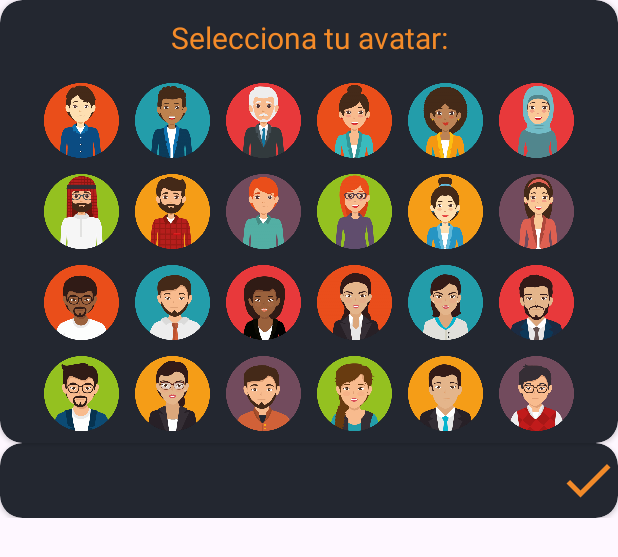
After one commit to proyectoatm/Cajeros, an Android app: the layout avatar_selector.xml on its own in the app's theme, with its tools: preview values and no code run, on a phone screen of 412 x 824 dp. The commit adds this screen. Shown: the top 557 px of the screen. Run offline under Robolectric (Android 15) with nearby library versions, the light colour scheme and no system bars.

Commit message:
botones dialog avatares mejorados

```diff
--- a/app/src/main/java/com/example/cajeros/Splash.kt
+++ b/app/src/main/java/com/example/cajeros/Splash.kt
@@ -42,9 +42,7 @@ class Splash : AppCompatActivity() {
                 val alertbuilder = AlertDialog.Builder(this@Splash)
                 alertbuilder.setTitle("No hay internet")
                 alertbuilder.setMessage("Por favor, activa el internet")
-                alertbuilder.setPositiveButton(
-                    "OK"
-                ) { dialogInterface, i -> finish() }
+                alertbuilder.setPositiveButton("OK") { dialogInterface, i -> finish() }
                 val dialog = alertbuilder.show()
                 dialog.setCancelable(false)
                 dialog.setCanceledOnTouchOutside(false)
--- /dev/null
+++ b/app/src/main/java/com/example/cajeros/data/model/User.kt
@@ -0,0 +1,3 @@
+package com.example.cajeros.data.model
+
+data class User(val email: String = "", val avatar: String = "")
--- a/app/src/main/java/com/example/cajeros/ui/mapa/MapFragment.kt
+++ b/app/src/main/java/com/example/cajeros/ui/mapa/MapFragment.kt
@@ -63,6 +63,7 @@ class MapFragment : Fragment(), OnMapReadyCallback {
     //AGREGAR FUNCIONES AL MAPA DENTRO DE ESTE METODO
     override fun onMapReady(p0: GoogleMap) {
         mMap = p0
+        mMap.setMapType(GoogleMap.MAP_TYPE_TERRAIN)//testeo de tipo de mapa
         enableLocation()
         fusedLocationClient = LocationServices.getFusedLocationProviderClient(this.requireActivity().applicationContext)
         fusedLocationClient.lastLocation
--- /dev/null
+++ b/app/src/main/res/drawable/baseline_check_24.xml
@@ -0,0 +1,5 @@
+<vector android:height="24dp" android:tint="#F28A29"
+    android:viewportHeight="24" android:viewportWidth="24"
+    android:width="24dp" xmlns:android="http://schemas.android.com/apk/res/android">
+    <path android:fillColor="@android:color/white" android:pathData="M9,16.17L4.83,12l-1.42,1.41L9,19 21,7l-1.41,-1.41z"/>
+</vector>
--- /dev/null
+++ b/app/src/main/res/drawable/baseline_circle_24.xml
@@ -0,0 +1,5 @@
+<vector android:height="490dp" android:tint="#FFFFFF"
+    android:viewportHeight="24" android:viewportWidth="24"
+    android:width="490dp" xmlns:android="http://schemas.android.com/apk/res/android">
+    <path android:fillColor="@android:color/white" android:pathData="M12,2C6.47,2 2,6.47 2,12s4.47,10 10,10 10,-4.47 10,-10S17.53,2 12,2z"/>
+</vector>
--- /dev/null
+++ b/app/src/main/res/drawable/baseline_edit_24.xml
@@ -0,0 +1,5 @@
+<vector android:height="24dp" android:tint="#F28A29"
+    android:viewportHeight="24" android:viewportWidth="24"
+    android:width="24dp" xmlns:android="http://schemas.android.com/apk/res/android">
+    <path android:fillColor="@android:color/white" android:pathData="M3,17.25V21h3.75L17.81,9.94l-3.75,-3.75L3,17.25zM20.71,7.04c0.39,-0.39 0.39,-1.02 0,-1.41l-2.34,-2.34c-0.39,-0.39 -1.02,-0.39 -1.41,0l-1.83,1.83 3.75,3.75 1.83,-1.83z"/>
+</vector>
--- /dev/null
+++ b/app/src/main/res/drawable/radio_selector.xml
@@ -0,0 +1,5 @@
+<?xml version="1.0" encoding="utf-8"?>
+<selector xmlns:android="http://schemas.android.com/apk/res/android">
+    <item android:drawable="@android:color/white" android:state_checked="false" />
+    <item android:drawable="@color/turq" android:state_checked="true" />
+</selector>
--- /dev/null
+++ b/app/src/main/res/drawable/vector2.xml
@@ -0,0 +1,5 @@
+<vector android:height="600dp" android:tint="#858585"
+    android:viewportHeight="24" android:viewportWidth="24"
+    android:width="600dp" xmlns:android="http://schemas.android.com/apk/res/android">
+    <path android:fillColor="@android:color/white" android:pathData="M12,2C6.48,2 2,6.48 2,12s4.48,10 10,10s10,-4.48 10,-10S17.52,2 12,2zM12,6c1.93,0 3.5,1.57 3.5,3.5S13.93,13 12,13s-3.5,-1.57 -3.5,-3.5S10.07,6 12,6zM12,20c-2.03,0 -4.43,-0.82 -6.14,-2.88C7.55,15.8 9.68,15 12,15s4.45,0.8 6.14,2.12C16.43,19.18 14.03,20 12,20z"/>
+</vector>
--- /dev/null
+++ b/app/src/main/res/layout/avatar_selector.xml
@@ -0,0 +1,248 @@
+<?xml version="1.0" encoding="utf-8"?>
+<LinearLayout xmlns:android="http://schemas.android.com/apk/res/android"
+    xmlns:app="http://schemas.android.com/apk/res-auto"
+    android:layout_width="match_parent"
+    android:layout_height="match_parent"
+    android:orientation="vertical"
+    android:backgroundTint="@android:color/transparent"
+    >
+
+    <androidx.cardview.widget.CardView
+        android:layout_width="match_parent"
+        android:layout_height="295dp"
+        android:elevation="5dp"
+        app:cardCornerRadius="15dp"
+        android:backgroundTint="@color/background"
+        >
+        <LinearLayout
+            android:layout_width="match_parent"
+            android:layout_height="match_parent"
+            android:orientation="vertical"
+            android:backgroundTint="@android:color/transparent">
+            <TextView
+                android:layout_width="match_parent"
+                android:layout_height="50dp"
+                android:text="Selecciona tu avatar:"
+                android:textColor="@color/warning_dark"
+                android:textSize="20dp"
+                android:gravity="center">
+
+            </TextView>
+            <LinearLayout
+                android:id="@+id/radioGroup"
+                android:layout_width="match_parent"
+                android:layout_height="240dp"
+                android:gravity="center"
+                >
+                <GridLayout
+                    android:id="@+id/gridAvatares"
+                    android:layout_width="wrap_content"
+                    android:layout_height="wrap_content"
+                    android:columnCount="6"
+                    android:rowCount="4"
+                    >
+                    <ImageButton
+                        android:id="@+id/avt1"
+                        android:padding="10dp"
+                        android:layout_width="50dp"
+                        android:layout_height="50dp"
+                        android:background="@drawable/a1"
+                        android:layout_margin="5dp"
+                        />
+                    <ImageButton
+                        android:id="@+id/avt2"
+                        android:layout_width="50dp"
+                        android:layout_height="50dp"
+                        android:background="@drawable/a2"
+                        android:layout_margin="5dp"
+                        />
+                    <ImageButton
+                        android:id="@+id/avt3"
+                        android:layout_width="50dp"
+                        android:layout_height="50dp"
+                        android:background="@drawable/a3"
+                        android:layout_margin="5dp"
+                        />
+                    <ImageButton
+                        android:id="@+id/avt4"
+                        android:layout_width="50dp"
+                        android:layout_height="50dp"
+                        android:background="@drawable/a4"
+                        android:layout_margin="5dp"
+                        />
+                    <ImageButton
+                        android:id="@+id/avt5"
+                        android:layout_width="50dp"
+                        android:layout_height="50dp"
+                        android:background="@drawable/a5"
+                        android:layout_margin="5dp"
+                        />
+                    <ImageButton
+                        android:id="@+id/avt6"
+                        android:layout_width="50dp"
+                        android:layout_height="50dp"
+                        android:background="@drawable/a6"
+                        android:layout_margin="5dp"
+                        />
+                    <ImageButton
+                        android:id="@+id/avt7"
+                        android:layout_width="50dp"
+                        android:layout_height="50dp"
+                        android:background="@drawable/a7"
+                        android:layout_margin="5dp"
+                        />
+                    <ImageButton
+                        android:id="@+id/avt8"
+                        android:layout_width="50dp"
+                        android:layout_height="50dp"
+                        android:background="@drawable/a8"
+                        android:layout_margin="5dp"
+                        />
+                    <ImageButton
+                        android:id="@+id/avt9"
+                        android:layout_width="50dp"
+                        android:layout_height="50dp"
+                        android:background="@drawable/a9"
+                        android:layout_margin="5dp"
+                        />
+                    <ImageButton
+                        android:id="@+id/avt10"
+                        android:layout_width="50dp"
+                        android:layout_height="50dp"
+                        android:background="@drawable/a10"
+                        android:layout_margin="5dp"
+                        />
+                    <ImageButton
+                        android:id="@+id/avt11"
+                        android:layout_width="50dp"
+                        android:layout_height="50dp"
+                        android:background="@drawable/a11"
+                        android:layout_margin="5dp"
+                        />
+                    <ImageButton
+                        android:id="@+id/avt12"
+                        android:layout_width="50dp"
+                        android:layout_height="50dp"
+                        android:background="@drawable/a12"
+                        android:layout_margin="5dp"
+                        />
+                    <ImageButton
+                        android:id="@+id/avt13"
+                        android:layout_width="50dp"
+                        android:layout_height="50dp"
+                        android:background="@drawable/a13"
+                        android:layout_margin="5dp"
+                        />
+                    <ImageButton
+                        android:id="@+id/avt14"
+                        android:layout_width="50dp"
+                        android:layout_height="50dp"
+                        android:background="@drawable/a14"
+                        android:layout_margin="5dp"
+                        />
+                    <ImageButton
+                        android:id="@+id/avt15"
+                        android:layout_width="50dp"
+                        android:layout_height="50dp"
+                        android:background="@drawable/a15"
+                        android:layout_margin="5dp"
+                        />
+                    <ImageButton
+                        android:id="@+id/avt16"
+                        android:layout_width="50dp"
+                        android:layout_height="50dp"
+                        android:background="@drawable/a16"
+                        android:layout_margin="5dp"
+                        />
+                    <ImageButton
+                        android:id="@+id/avt17"
+                        android:layout_width="50dp"
+                        android:layout_height="50dp"
+                        android:background="@drawable/a17"
+                        android:layout_margin="5dp"
+                        />
+                    <ImageButton
+                        android:id="@+id/avt18"
+                        android:layout_width="50dp"
+                        android:layout_height="50dp"
+                        android:background="@drawable/a18"
+                        android:layout_margin="5dp"
+                        />
+                    <ImageButton
+                        android:id="@+id/avt19"
+                        android:layout_width="50dp"
+                        android:layout_height="50dp"
+                        android:background="@drawable/a19"
+                        android:layout_margin="5dp"
+                        />
+                    <ImageButton
+                        android:id="@+id/avt20"
+                        android:layout_width="50dp"
+                        android:layout_height="50dp"
+                        android:background="@drawable/a20"
+                        android:layout_margin="5dp"
+                        />
+                    <ImageButton
+                        android:id="@+id/avt21"
+                        android:layout_width="50dp"
+                        android:layout_height="50dp"
+                        android:background="@drawable/a21"
+                        android:layout_margin="5dp"
+                        />
+                    <ImageButton
+                        android:id="@+id/avt22"
+                        android:layout_width="50dp"
+                        android:layout_height="50dp"
+                        android:background="@drawable/a22"
+                        android:layout_margin="5dp"
+                        />
+                    <ImageButton
+                        android:id="@+id/avt23"
+                        android:layout_width="50dp"
+                        android:layout_height="50dp"
+                        android:background="@drawable/a23"
+                        android:layout_margin="5dp"
+                        />
+                    <ImageButton
+                        android:id="@+id/avt24"
+                        android:layout_width="50dp"
+                        android:layout_height="50dp"
+                        android:background="@drawable/a24"
+                        android:layout_margin="5dp"
+                        />
+                </GridLayout>
+            </LinearLayout>
+        </LinearLayout>
+    </androidx.cardview.widget.CardView>
+
+    <LinearLayout
+        android:layout_width="match_parent"
+        android:layout_height="50dp"
+        android:orientation="vertical"
+        android:background="@android:color/transparent">
+        <androidx.cardview.widget.CardView
+            android:layout_width="match_parent"
+            android:layout_height="50dp"
+            android:elevation="5dp"
+            app:cardCornerRadius="15dp"
+            android:backgroundTint="@color/background"
+            >
+            <LinearLayout
+                android:layout_width="match_parent"
+                android:layout_height="match_parent">
+                <RelativeLayout
+                    android:layout_width="match_parent"
+                    android:layout_height="match_parent">
+                    <ImageButton
+                        android:id="@+id/exitDialog"
+                        android:layout_width="40dp"
+                        android:layout_height="40dp"
+                        android:background="@drawable/baseline_check_24"
+                        android:layout_alignParentRight="true"
+                        android:layout_centerVertical="true">
+                    </ImageButton>
+                </RelativeLayout>
+            </LinearLayout>
+        </androidx.cardview.widget.CardView>
+    </LinearLayout>
+</LinearLayout>
--- a/app/src/main/res/values/colors.xml
+++ b/app/src/main/res/values/colors.xml
@@ -11,4 +11,5 @@
     <color name="warning_dark">#F48B29</color>
     <color name="warning">#F0A500</color>
     <color name="yellow">#FFD600</color>
+    <color name="transparent">#00000000</color>
 </resources>
--- a/app/src/main/res/values/themes.xml
+++ b/app/src/main/res/values/themes.xml
@@ -18,4 +18,9 @@
     </style>
 
     <style name="Theme.Cajeros" parent="Base.Theme.Cajeros" />
+
+    <style name="TemaAvataresDialog" parent="Theme.AppCompat.Light.Dialog.Alert">
+        <item name="colorAccent">#CC8800</item>
+        <item name="android:windowBackground">@android:color/transparent</item>
+    </style>
 </resources>
```
Also changed, not shown: app/src/main/java/com/example/cajeros/ui/perfil/ProfileFragment.kt (+28 -17 lines), app/src/main/java/com/example/cajeros/ui/perfil/ProfileViewModel.kt (+62 -0 lines), app/src/main/res/drawable/a0.xml (added, +16 -0 lines), app/src/main/res/layout/fragment_profile.xml (+57 -22 lines).
